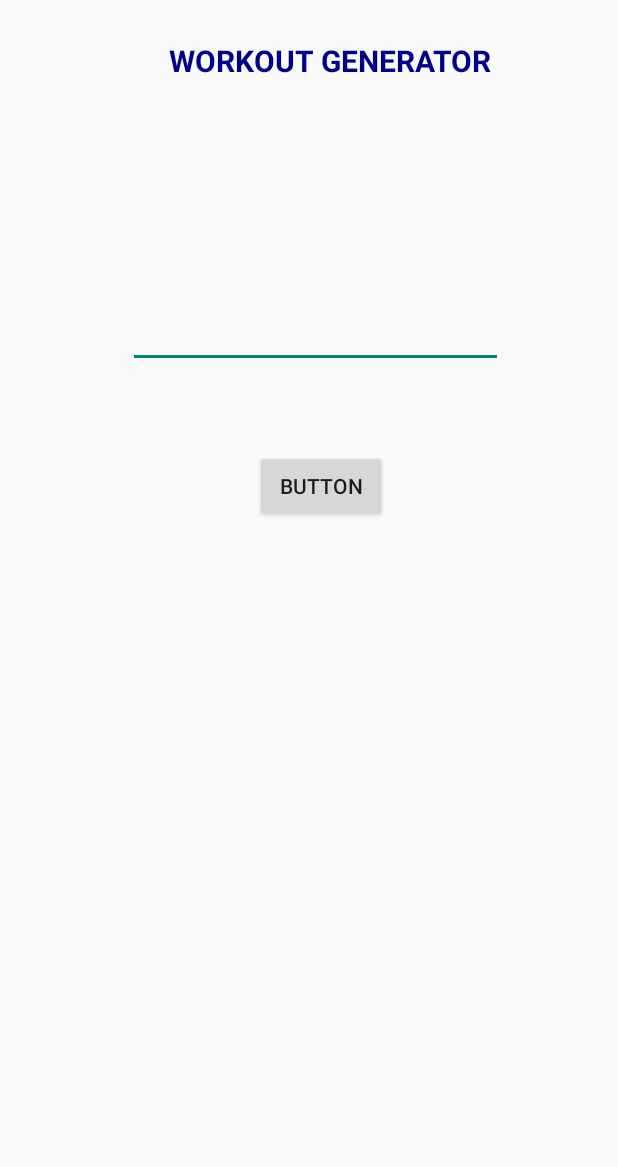
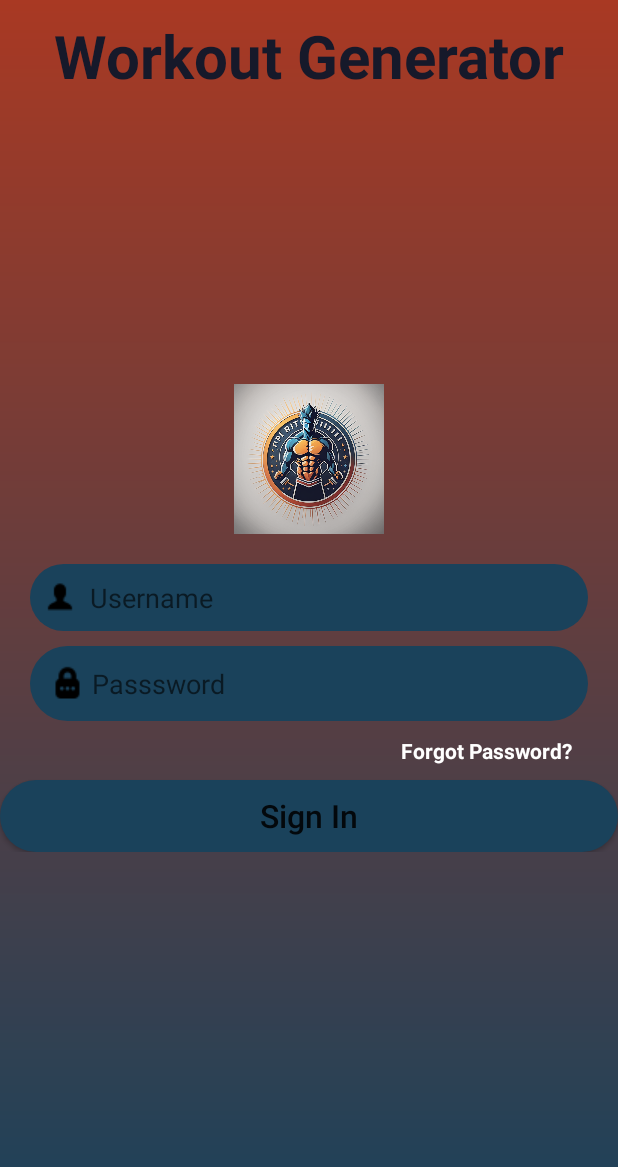
Before and after one commit to EmmanuelGR02/WorkoutGenerator, an Android app built with Jetpack Compose: the screen it shows after launch (MainActivity), on a phone screen of 412 x 824 dp. Shown: the top 1167 px of the screen. Run offline under Robolectric (Android 15) with nearby library versions, the phone set to English and light mode, and no system bars.

Commit message:
Updated login_layout.xml completely. B.G images, alignments, text views, etc.

```diff
--- /dev/null
+++ b/app/src/main/res/drawable/login_background.xml
@@ -0,0 +1,11 @@
+<?xml version="1.0" encoding="utf-8"?>
+<shape xmlns:android="http://schemas.android.com/apk/res/android"
+    android:shape="rectangle">
+
+    <gradient
+        android:startColor="@color/loginBG_darkOrange"
+        android:endColor="@color/loginBG_darkBlue"
+        android:angle="270"
+        ></gradient>
+
+</shape>
--- /dev/null
+++ b/app/src/main/res/drawable/loginbtn_background.xml
@@ -0,0 +1,8 @@
+<?xml version="1.0" encoding="utf-8"?>
+<shape xmlns:android="http://schemas.android.com/apk/res/android"
+    android:shape="rectangle">
+
+    <solid android:color="@color/loginBG_darkBlue"></solid>
+    <corners android:radius="30dp"></corners>
+
+</shape>
--- /dev/null
+++ b/app/src/main/res/drawable/logininput_background.xml
@@ -0,0 +1,9 @@
+<?xml version="1.0" encoding="utf-8"?>
+<shape xmlns:android="http://schemas.android.com/apk/res/android"
+    android:shape="rectangle">
+
+    <!-- edits the input box of the login input -->
+    <solid android:color="@color/loginBG_darkBlue"></solid>
+    <corners android:radius="30dp"></corners>
+
+</shape>
--- a/app/src/main/res/layout/login_layout.xml
+++ b/app/src/main/res/layout/login_layout.xml
@@ -4,38 +4,84 @@
     xmlns:tools="http://schemas.android.com/tools"
     android:id="@+id/linearLayout"
     android:layout_width="match_parent"
-    android:layout_height="match_parent">
+    android:layout_height="match_parent"
+    android:background="@drawable/login_background">
 
-    <!-- Title of the login page -->
+
+
+    <!-- Title -->
     <TextView
-        android:id="@+id/pageTitle_login"
-        android:layout_width="300dp"
-        android:layout_height="50dp"
-        android:layout_marginStart="70dp"
-        android:layout_marginTop="15dp"
-        android:gravity="center"
-        android:text="WORKOUT GENERATOR"
+        android:layout_width="match_parent"
+        android:layout_height="wrap_content"
+        android:text="Workout Generator"
+        android:gravity="center_horizontal"
+        android:padding="10dp"
+        android:textSize="40sp"
         android:textStyle="bold"
-        android:textSize="20sp"
-        android:textColor="@color/dark_blue"
-        tools:layout_editor_absoluteX="238dp"
-        tools:layout_editor_absoluteY="129dp" />
+        android:textColor="@color/loginBG_darkerBlue"></TextView>
 
-    <EditText
-        android:id="@+id/username_login"
-        android:layout_width="250dp"
+
+
+    <LinearLayout
+        android:layout_width="match_parent"
         android:layout_height="wrap_content"
-        android:layout_marginStart="85dp"
-        android:layout_marginTop="200dp"
-        >
-    </EditText>
+        android:orientation="vertical"
+        android:layout_centerVertical="true">
 
-    <!-- Log in Button -->
-    <Button
-        android:id="@+id/button"
-        android:layout_width="wrap_content"
-        android:layout_height="wrap_content"
-        android:layout_marginStart="170dp"
-        android:layout_marginTop="300dp"
-        android:text="Button" />
+        <!-- logo -->
+        <ImageView
+            android:layout_width="100dp"
+            android:layout_height="100dp"
+            android:src="@drawable/main_logo"
+            android:layout_gravity="center_horizontal"
+            ></ImageView>
+
+        <!-- Login edit text input -->
+        <EditText
+            android:layout_width="match_parent"
+            android:layout_height="wrap_content"
+            android:drawableStart="@drawable/login_icon"
+            android:hint="Username"
+            android:drawablePadding="10dp"
+            android:background="@drawable/logininput_background"
+            android:padding="10dp"
+            android:layout_marginStart="20dp"
+            android:layout_marginEnd="20dp"
+            android:layout_marginTop="20dp"></EditText>
+
+        <EditText
+            android:layout_width="match_parent"
+            android:layout_height="wrap_content"
+            android:drawableStart="@drawable/password_icon"
+            android:hint="Passsword"
+            android:drawablePadding="1dp"
+            android:background="@drawable/logininput_background"
+            android:padding="10dp"
+            android:layout_marginStart="20dp"
+            android:layout_marginEnd="20dp"
+            android:layout_marginTop="10dp"></EditText>
+
+        <!-- Forgot Password Edit -->
+        <TextView
+            android:layout_marginStart="20dp"
+            android:layout_marginEnd="20dp"
+            android:layout_width="wrap_content"
+            android:layout_height="wrap_content"
+            android:text="Forgot Password?"
+            android:textColor="@color/white"
+            android:textStyle="bold"
+            android:padding="10dp"
+            android:layout_gravity="end"></TextView>
+
+        <!-- Login button -->
+        <Button
+            android:layout_width="match_parent"
+            android:layout_height="wrap_content"
+            android:background="@drawable/loginbtn_background"
+            android:text="Sign In"
+            android:textAllCaps="false"
+            android:textSize="21sp"></Button>
+
+    </LinearLayout>
+
 </RelativeLayout>
--- a/app/src/main/res/values/colors.xml
+++ b/app/src/main/res/values/colors.xml
@@ -8,4 +8,11 @@
     <color name="black">#FF000000</color>
     <color name="white">#FFFFFFFF</color>
     <color name="dark_blue">#00008B</color>
+    <color name="loginBG_darkBlue">#1A425B</color>
+    <color name="loginBG_lightOrange">#C14326</color>
+    <color name="loginBG_darkOrange">#A93923</color>
+    <color name="loginBG_lightBlue">#17739B</color>
+    <color name="loginBG_darkGray">#545454</color>
+    <color name="loginBG_lightGray">#ADADAD</color>
+    <color name="loginBG_darkerBlue">#16192A</color>
 </resources>
```
Also changed, not shown: app/src/main/res/drawable/login_icon.png (added), app/src/main/res/drawable/main_logo.jpg (added), app/src/main/res/drawable/password_icon.png (added).
